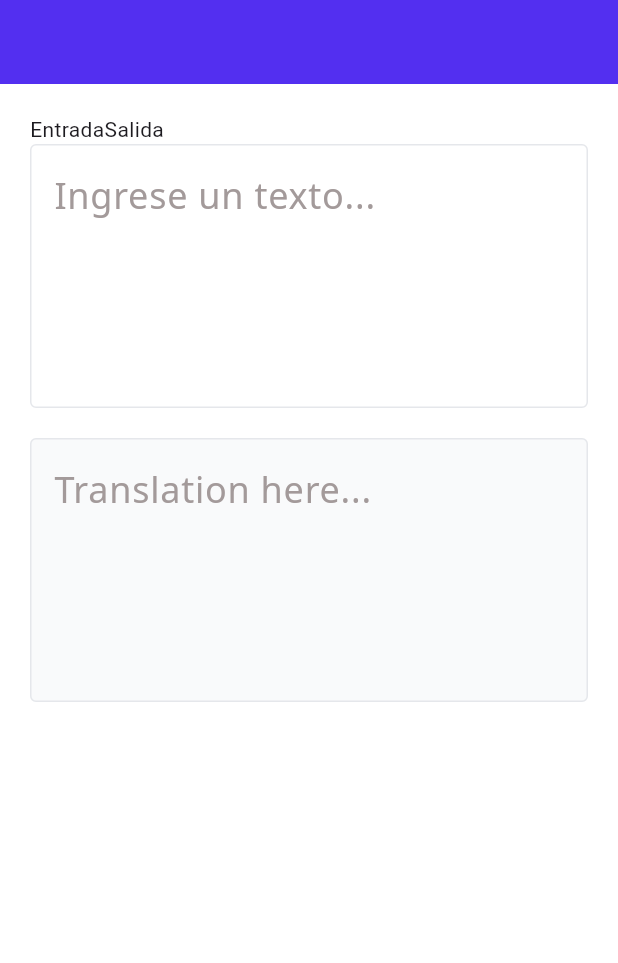
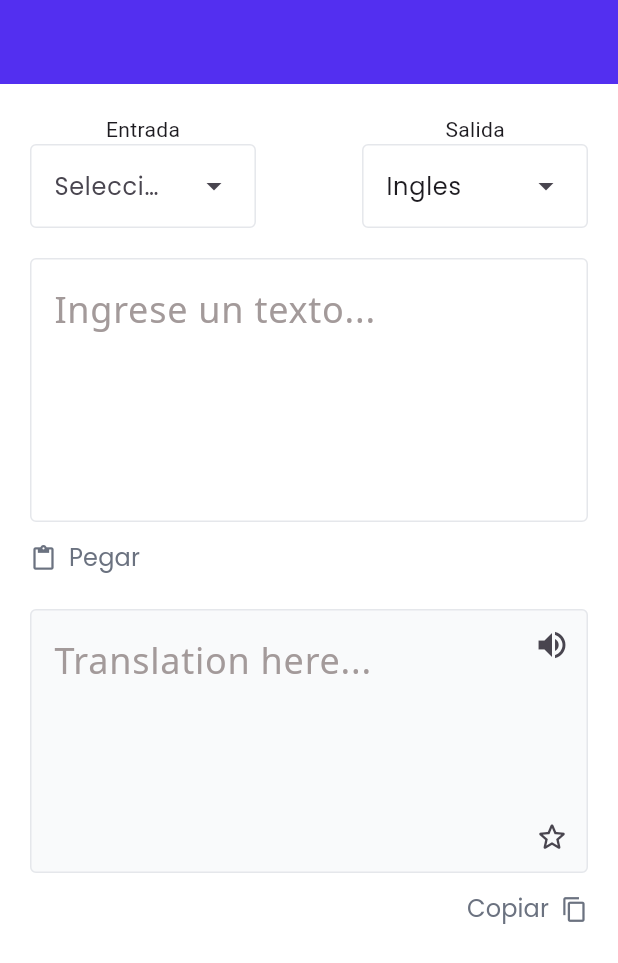
Before and after one commit to Bounsic-A-S/Tongi, a Flutter app: the screen it shows after launch, on a phone screen of 412 x 824 dp. Shown: the top 963 px of the screen. Run offline on Flutter 3.47's test engine with Material 3 defaults, Android fonts, the phone set to English and light mode, and no system bars.

Commit message:
add language selector buttons

```diff
--- a/frontend/lib/components/language_selector.dart
+++ b/frontend/lib/components/language_selector.dart
@@ -1,5 +1,7 @@
 import 'package:flutter/cupertino.dart';
 import 'package:flutter/material.dart';
+import 'package:frontend/core/tongi_colors.dart';
+import 'package:frontend/core/tongi_styles.dart';
 
 class LanguageSelector extends StatefulWidget {
   const LanguageSelector({super.key});
@@ -9,13 +11,81 @@ class LanguageSelector extends StatefulWidget {
 }
 
 class _LanguageSelectorState extends State<LanguageSelector> {
+  final List<String> languages = ["Español", "Ingles", "Alemán", "Java", "C++"];
+  final TextEditingController inputController = TextEditingController();
+  final TextEditingController outputController = TextEditingController(
+    text: "Ingles",
+  );
+
   @override
   Widget build(BuildContext context) {
     return Row(
+      mainAxisAlignment: MainAxisAlignment.spaceBetween,
       children: [
-        Text("Entrada"),
-        // DropdownButton(items: items, onChanged: onChanged),
-        Text("Salida"),
+        // Text("Entrada"),
+        Column(
+          children: [
+            Text("Entrada"),
+            DropdownMenu(
+              controller: inputController,
+              enableFilter: true,
+              hintText: "Seleccione un idioma",
+              inputDecorationTheme: InputDecorationTheme(
+                enabledBorder: OutlineInputBorder(
+                  borderSide: BorderSide(color: TongiColors.border),
+                ),
+              ),
+              menuStyle: MenuStyle(
+                backgroundColor: WidgetStateProperty.all(
+                  TongiColors.bgGrayComponent,
+                ),
+              ),
+              // initialSelection: selectedLanguageIn,
+              textStyle: TextStyle(
+                fontSize: 16,
+                fontFamily: "Poppins",
+                fontWeight: FontWeight.w500,
+              ),
+              dropdownMenuEntries: languages.map((lang) {
+                return DropdownMenuEntry(value: lang, label: lang);
+              }).toList(),
+            ),
+          ],
+        ),
+        Column(
+          children: [
+            Text("Salida"),
+            DropdownMenu(
+              controller: outputController,
+              enableFilter: true,
+              keyboardType: TextInputType.text,
+              inputDecorationTheme: InputDecorationTheme(
+                hintStyle: TextStyle(
+                  fontSize: 16,
+                  fontFamily: "Poppins",
+                  fontWeight: FontWeight.w700,
+                ),
+                enabledBorder: OutlineInputBorder(
+                  borderSide: BorderSide(color: TongiColors.border),
+                ),
+              ),
+              menuStyle: MenuStyle(
+                backgroundColor: WidgetStateProperty.all(
+                  TongiColors.bgGrayComponent,
+                ),
+              ),
+              hintText: "Seleccione un idioma",
+              textStyle: TextStyle(
+                fontSize: 16,
+                fontFamily: "Poppins",
+                fontWeight: FontWeight.w500,
+              ),
+              dropdownMenuEntries: languages.map((lang) {
+                return DropdownMenuEntry(value: lang, label: lang);
+              }).toList(),
+            ),
+          ],
+        ),
       ],
     );
   }
--- a/frontend/lib/components/text_translation.dart
+++ b/frontend/lib/components/text_translation.dart
@@ -1,5 +1,6 @@
 import 'package:flutter/material.dart';
 import 'package:frontend/core/tongi_colors.dart';
+import 'package:frontend/core/tongi_styles.dart';
 
 class TextTranslation extends StatefulWidget {
   const TextTranslation({super.key});
@@ -31,6 +32,7 @@ class _TextTranslationState extends State<TextTranslation> {
                 fontFamily: "NotoSans",
               ),
               decoration: InputDecoration(
+                // contentPadding: EdgeInsets.only(left: 10, top: 20, bottom: 10, right: 20),
                 hintText: "Ingrese un texto...",
                 enabledBorder: OutlineInputBorder(
                   borderSide: BorderSide(color: TongiColors.border, width: 1),
@@ -69,7 +71,28 @@ class _TextTranslationState extends State<TextTranslation> {
               ),
           ],
         ),
-        SizedBox(height: 20),
+        Row(
+          mainAxisSize: MainAxisSize.max,
+          mainAxisAlignment: MainAxisAlignment.start,
+          children: [
+            TextButton.icon(
+              onPressed: () {},
+              icon: Icon(Icons.paste, color: TongiColors.darkGray),
+              label: Text(
+                "Pegar",
+                style: TongiStyles.textLabel,
+              ),
+              style: TextButton.styleFrom(
+                padding: EdgeInsets.all(0),
+                overlayColor: Colors.white,
+                // tapTargetSize: MaterialTapTargetSize.shrinkWrap,
+              ),
+            ),
+          ],
+        ),
+        SizedBox(height: 10),
+        Stack(
+          children: [
             TextField(
               maxLines: 4,
               readOnly: true,
@@ -92,6 +115,40 @@ class _TextTranslationState extends State<TextTranslation> {
                 ),
               ),
             ),
+            Positioned(
+              top: 0,
+              right: 0,
+              child: IconButton(onPressed: () {}, icon: Icon(Icons.volume_up)),
+            ),
+            Positioned(
+              right: 0,
+              bottom: 0,
+              child: IconButton(
+                onPressed: () {},
+                icon: Icon(Icons.star_border_rounded),
+              ),
+            ),
+          ],
+        ),
+        Row(
+          mainAxisSize: MainAxisSize.max,
+          mainAxisAlignment: MainAxisAlignment.end,
+          children: [
+            TextButton.icon(
+              onPressed: () {},
+              label: Text(
+                "Copiar",
+                style: TongiStyles.textLabel,
+              ),
+              style: TextButton.styleFrom(
+                iconAlignment: IconAlignment.end,
+                padding: EdgeInsets.all(0),
+                overlayColor: Colors.white,
+              ),
+              icon: Icon(Icons.copy, color: TongiColors.darkGray),
+            ),
+          ],
+        ),
       ],
     );
   }
--- a/frontend/lib/core/tongi_styles.dart
+++ b/frontend/lib/core/tongi_styles.dart
@@ -1,5 +1,14 @@
 import 'package:flutter/material.dart';
+import 'package:frontend/core/tongi_colors.dart';
 
 class TongiStyles {
-  static const TextStyle bodyText = TextStyle(color: Colors.black, fontSize: 20);
+  static const TextStyle textBody = TextStyle(
+    color: Colors.black,
+    fontSize: 20,
+  );
+  static const TextStyle textLabel = TextStyle(
+    fontSize: 16,
+    fontFamily: "Poppins",
+    color: TongiColors.darkGray,
+  );
 }
--- a/frontend/lib/screens/dashboard_screen.dart
+++ b/frontend/lib/screens/dashboard_screen.dart
@@ -17,6 +17,7 @@ class _DashboardScreenState extends State<DashboardScreen> {
       child: Column(
         children: [
           LanguageSelector(),
+          SizedBox(height: 20),
           TextTranslation(),
         ],
       ),
--- a/frontend/pubspec.yaml
+++ b/frontend/pubspec.yaml
@@ -79,9 +79,9 @@ flutter:
         - asset: assets/fonts/NotoSans-Regular.ttf
         - asset: assets/fonts/NotoSans-Italic.ttf
   #         style: italic
-  #   - family: Trajan Pro
-  #     fonts:
-  #       - asset: fonts/TrajanPro.ttf
+    - family: Poppins
+      fonts:
+        - asset: assets/fonts/Poppins-Regular.ttf
   #       - asset: fonts/TrajanPro_Bold.ttf
   #         weight: 700
   #
```
Also changed, not shown: frontend/assets/fonts/Poppins-Regular.ttf (added). Lines whose indentation alone changed are shown as unchanged.
